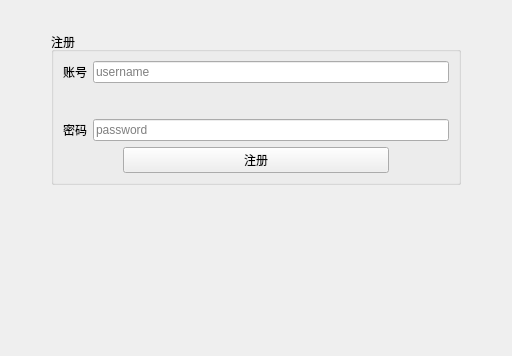
Above: ME/CommunityCanteenSys/Windows/Login_Paper/registerwin.ui from JoyJeeo/- before the change; both pictures show x 0 to 512 and y 171 to 527 of the 512 by 527 pixel window. Below: the same form after it.
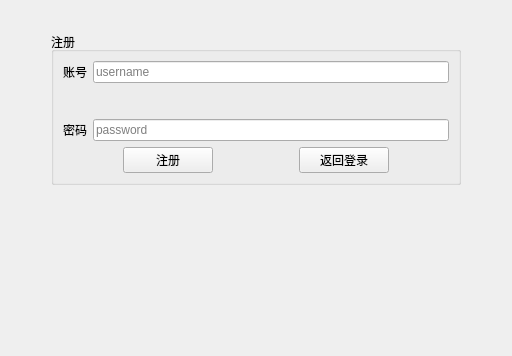
That is the form after the change.

```diff
--- a/ME/CommunityCanteenSys/Windows/Login_Paper/registerwin.ui
+++ b/ME/CommunityCanteenSys/Windows/Login_Paper/registerwin.ui
@@ -236,6 +236,29 @@
           </property>
           <property name="sizeHint" stdset="0">
            <size>
+            <width>80</width>
+            <height>20</height>
+           </size>
+          </property>
+         </spacer>
+        </item>
+        <item>
+         <widget class="QPushButton" name="pushButton">
+          <property name="text">
+           <string>返回登录</string>
+          </property>
+         </widget>
+        </item>
+        <item>
+         <spacer name="horizontalSpacer">
+          <property name="orientation">
+           <enum>Qt::Horizontal</enum>
+          </property>
+          <property name="sizeType">
+           <enum>QSizePolicy::Fixed</enum>
+          </property>
+          <property name="sizeHint" stdset="0">
+           <size>
             <width>60</width>
             <height>20</height>
            </size>
```
Left out of the diff: 110 changed lines with no effect on the pictures.
